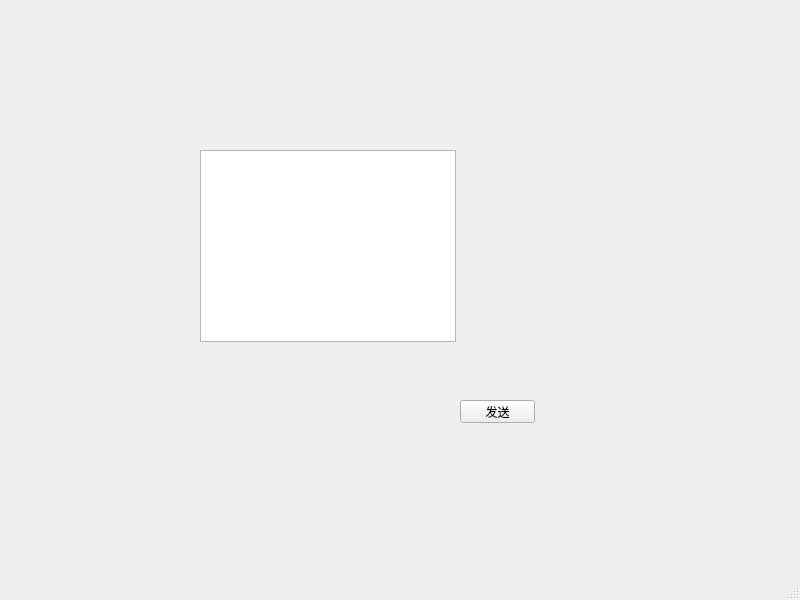
Qt form Environment_IOT/showmainwindow.ui (MirLMY/Graduation_project) before a commit.
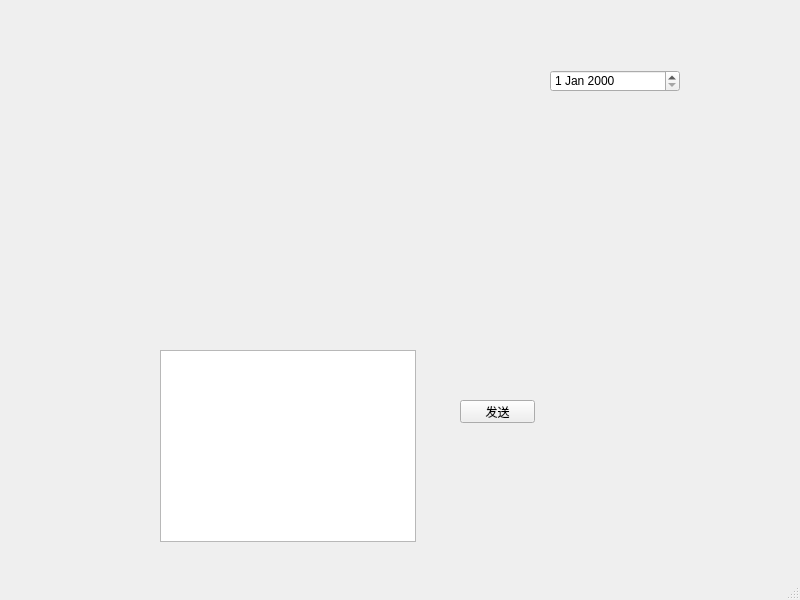
The same form after that commit.

Commit message: 解析库增加了cmd，head,ip解析的函数，mainwindow.cpp中增加了showmainwindow的界面

Patch:
```diff
--- a/Environment_IOT/showmainwindow.ui
+++ b/Environment_IOT/showmainwindow.ui
@@ -17,8 +17,8 @@
    <widget class="QTextBrowser" name="textBrowser">
     <property name="geometry">
      <rect>
-      <x>200</x>
-      <y>150</y>
+      <x>160</x>
+      <y>350</y>
       <width>256</width>
       <height>192</height>
      </rect>
@@ -37,6 +37,16 @@
      <string>发送</string>
     </property>
    </widget>
+   <widget class="QDateEdit" name="dateEdit">
+    <property name="geometry">
+     <rect>
+      <x>550</x>
+      <y>70</y>
+      <width>130</width>
+      <height>22</height>
+     </rect>
+    </property>
+   </widget>
   </widget>
   <widget class="QMenuBar" name="menubar">
    <property name="geometry">
```
The commit also changes 18 other files.
